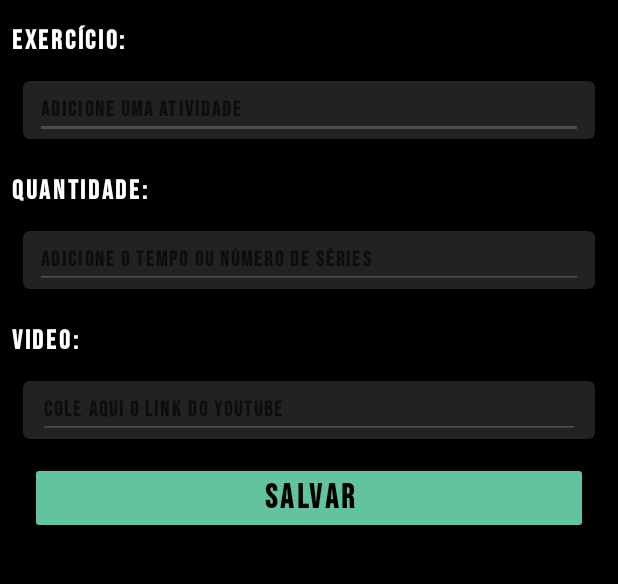
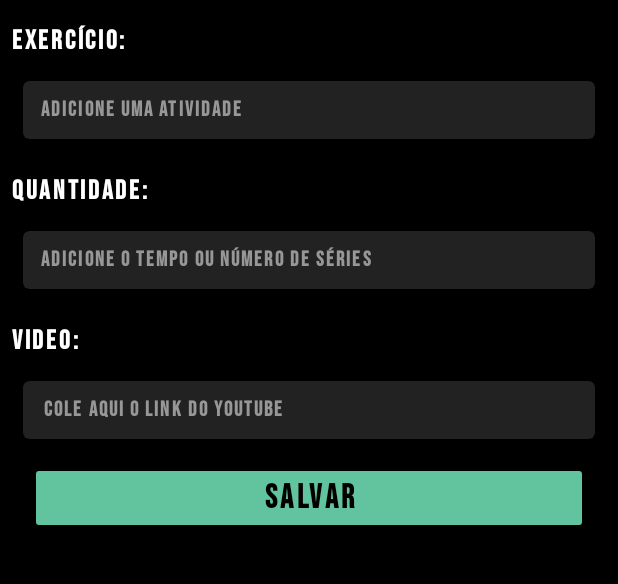
Before and after one commit to Serginho6/JoaoVazStudio, an Android app: the ExerciseDetailActivity screen opened directly, with no data from a screen before it, on a phone screen of 412 x 824 dp, the part 84-668 px from its top. Run offline under Robolectric (Android 15) with nearby library versions, the phone set to English and light mode, and no system bars.

Commit message:
Forcing "dark theme" to be the only theme on app.

```diff
--- a/app/src/main/java/com/comunidadedevspace/joaovazstudio/presentation/adapters/ExerciseListSelectedAdapter.kt
+++ b/app/src/main/java/com/comunidadedevspace/joaovazstudio/presentation/adapters/ExerciseListSelectedAdapter.kt
@@ -81,7 +81,7 @@ class ExerciseListSelectedAdapter(
             holder.tvExerciseSlctdDesc.alpha = 0.5f
             holder.tvExerciseSlctdTitle.paintFlags = Paint.STRIKE_THRU_TEXT_FLAG
             holder.tvExerciseSlctdDesc.paintFlags = Paint.STRIKE_THRU_TEXT_FLAG
-            holder.checkbox.buttonTintList = ColorStateList.valueOf(ContextCompat.getColor(context, R.color.green_300))
+            holder.checkbox.buttonTintList = ColorStateList.valueOf(ContextCompat.getColor(context, R.color.sea_green))
             holder.ivVideoThumbnail.alpha = 0.5f
         } else {
             holder.tvExerciseSlctdTitle.setTextColor(ContextCompat.getColor(context, R.color.white))
--- a/app/src/main/java/com/comunidadedevspace/joaovazstudio/presentation/view/SignIn.kt
+++ b/app/src/main/java/com/comunidadedevspace/joaovazstudio/presentation/view/SignIn.kt
@@ -107,7 +107,7 @@ class SignIn : AppCompatActivity() {
             }
         }
 
-        val clickableColor = ContextCompat.getColor(this, R.color.green_300)
+        val clickableColor = ContextCompat.getColor(this, R.color.sea_green)
 
         spannableString.setSpan(
             clickableSpan,
--- a/app/src/main/res/drawable/item_exercise_background.xml
+++ b/app/src/main/res/drawable/item_exercise_background.xml
@@ -1,7 +1,7 @@
 <layer-list xmlns:android="http://schemas.android.com/apk/res/android">
     <item>
         <shape android:shape="rectangle">
-            <solid android:color="@color/black_700" />
+            <solid android:color="@color/black_brown" />
             <corners android:radius="16dp" />
         </shape>
     </item>
--- a/app/src/main/res/drawable/radio_button_check.xml
+++ b/app/src/main/res/drawable/radio_button_check.xml
@@ -2,5 +2,5 @@
 <shape android:shape="rectangle" xmlns:android="http://schemas.android.com/apk/res/android">
     <solid android:color="@color/white"/>
     <corners android:radius="3dp"/>
-    <stroke android:color="@color/green_300" android:width="2dp"/>
+    <stroke android:color="@color/sea_green" android:width="2dp"/>
 </shape>
--- a/app/src/main/res/layout/activity_imc_result.xml
+++ b/app/src/main/res/layout/activity_imc_result.xml
@@ -26,7 +26,7 @@
         android:padding="16dp"
         android:textAlignment="center"
         android:textSize="38sp"
-        android:textColor="@color/green_300"
+        android:textColor="@color/sea_green"
         tools:text="27.1020" />
 
     <TextView
--- a/app/src/main/res/layout/item_train.xml
+++ b/app/src/main/res/layout/item_train.xml
@@ -15,7 +15,7 @@
         android:layout_margin="10dp"
         android:padding="5dp"
         tools:text="Treino 'A' "
-        android:background="@color/gray"/>
+        android:background="@color/off_white"/>
 
     <TextView
         android:id="@+id/tv_train_description"
@@ -27,6 +27,6 @@
         android:layout_width="wrap_content"
         android:layout_height="wrap_content"
         android:layout_below="@id/tv_train_title"
-        android:background="@color/gray"/>
+        android:background="@color/off_white"/>
 
 </RelativeLayout>
--- a/app/src/main/res/menu/menu_exercise_list.xml
+++ /dev/null
@@ -1,6 +0,0 @@
-<?xml version="1.0" encoding="utf-8"?>
-<menu xmlns:android="http://schemas.android.com/apk/res/android">
-    <item
-        android:id="@+id/delete_all_task"
-        android:title="Delete All"/>
-</menu>
--- a/app/src/main/res/values/colors.xml
+++ b/app/src/main/res/values/colors.xml
@@ -1,11 +1,11 @@
 <?xml version="1.0" encoding="utf-8"?>
 <resources>
-    <color name="green_300">#62C49F</color>
-    <color name="black_700">#281F28</color>
-    <color name="gray_100">#D4E5DC</color>
     <color name="black">#FF000000</color>
+    <color name="black_brown">#281F28</color>
+    <color name="gray">#222222</color>
+    <color name="gray_white">#979797</color>
+    <color name="off_white">#66FFFFFF</color>
     <color name="white">#FFFFFFFF</color>
+    <color name="sea_green">#62C49F</color>
     <color name="red">#BF0000</color>
-    <color name="off_white">#32FFFFFF</color>
-    <color name="gray">#222222</color>
     </resources>
--- a/app/src/main/res/values/themes.xml
+++ b/app/src/main/res/values/themes.xml
@@ -2,16 +2,15 @@
     <!-- Base application theme. -->
     <style name="Theme.JoaoVazStudio" parent="Theme.MaterialComponents.DayNight.NoActionBar">
         <item name="android:windowBackground">@color/black</item>
-        <item name="backgroundTint">@color/off_white</item>
+        <item name="android:textColorHint">@color/gray_white</item>
+        <item name="backgroundTint">@color/gray</item>
 
         <!-- Primary brand color. -->
-        <item name="colorPrimary">@color/green_300</item>
-        <item name="colorPrimaryVariant">@color/gray_100</item>
+        <item name="colorPrimary">@color/sea_green</item>
         <item name="colorOnPrimary">@color/black</item>
 
         <!-- Secondary brand color. -->
-        <item name="colorSecondary">@color/green_300</item>
-        <item name="colorSecondaryVariant">@color/gray_100</item>
+        <item name="colorSecondary">@color/sea_green</item>
         <item name="colorOnSecondary">@color/black</item>
 
         <!-- Status bar color. -->
@@ -42,7 +41,7 @@
         <item name="android:textSize">22dp</item>
         <item name="android:textStyle">bold</item>
         <item name="android:textColor">@color/black</item>
-        <item name="backgroundTint">@color/green_300</item>
+        <item name="backgroundTint">@color/sea_green</item>
     </style>
 
     <style name="MenuTextWhite">
```
